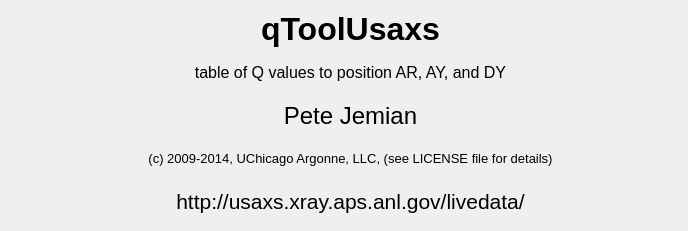
Above: qToolUsaxs/about.ui from APS-USAXS/tools before the change. Below: the same form after it.
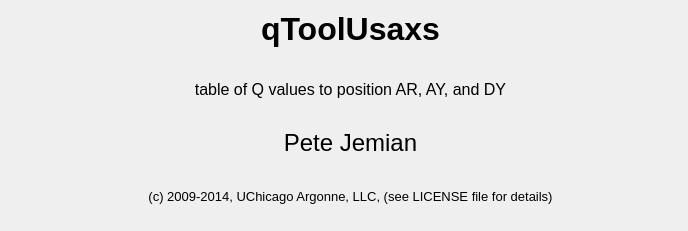
That is the form after the change. Icons and pictures are not drawn.

Commit message: launch URL in favorite browser

```diff
--- a/qToolUsaxs/about.ui
+++ b/qToolUsaxs/about.ui
@@ -34,7 +34,7 @@
       </layout>
      </item>
      <item>
-      <layout class="QVBoxLayout" name="verticalLayout_8" stretch="0,0,0,0,0">
+      <layout class="QVBoxLayout" name="verticalLayout_main" stretch="0,0,0,0">
        <item>
         <widget class="QLabel" name="title">
          <property name="font">
@@ -97,24 +97,6 @@
          </property>
         </widget>
        </item>
-       <item>
-        <widget class="QLabel" name="url">
-         <property name="font">
-          <font>
-           <pointsize>16</pointsize>
-          </font>
-         </property>
-         <property name="text">
-          <string>http://usaxs.xray.aps.anl.gov/livedata/</string>
-         </property>
-         <property name="alignment">
-          <set>Qt::AlignCenter</set>
-         </property>
-         <property name="textInteractionFlags">
-          <set>Qt::LinksAccessibleByMouse|Qt::TextSelectableByMouse</set>
-         </property>
-        </widget>
-       </item>
       </layout>
      </item>
     </layout>
```
Left out of the diff: 2 changed lines with no effect on the pictures. The commit also changes 2 other files.
